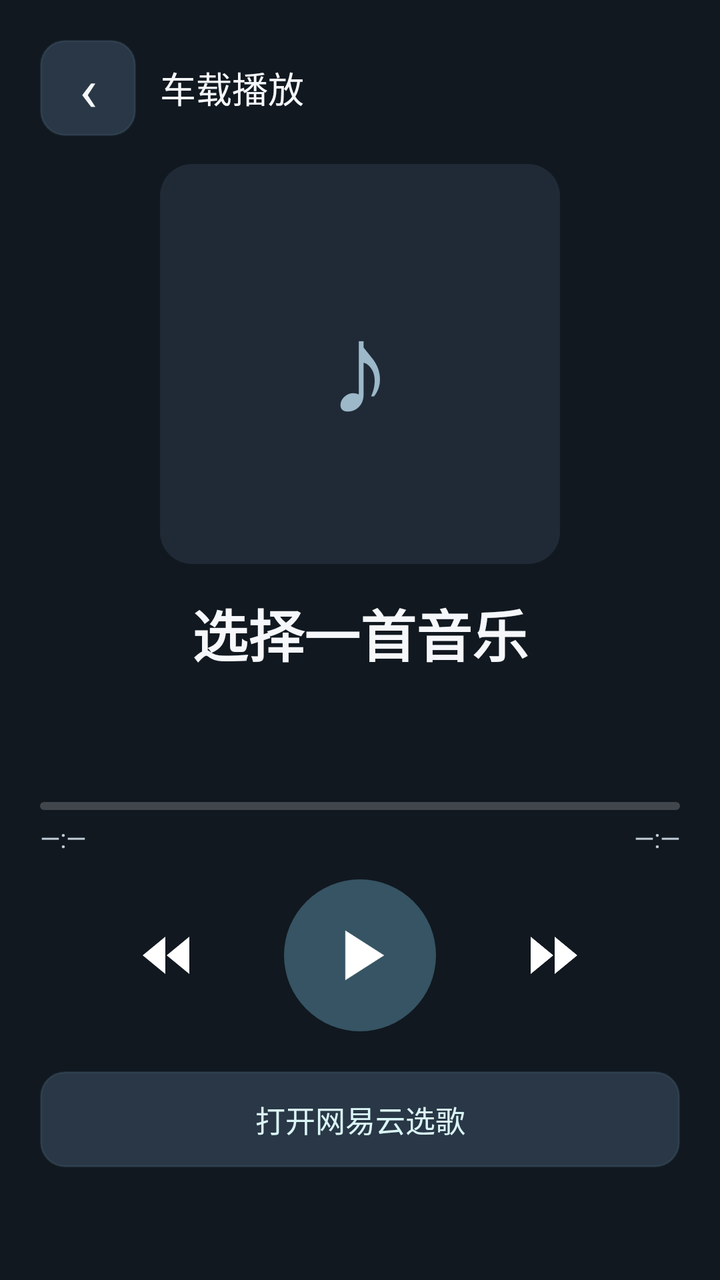
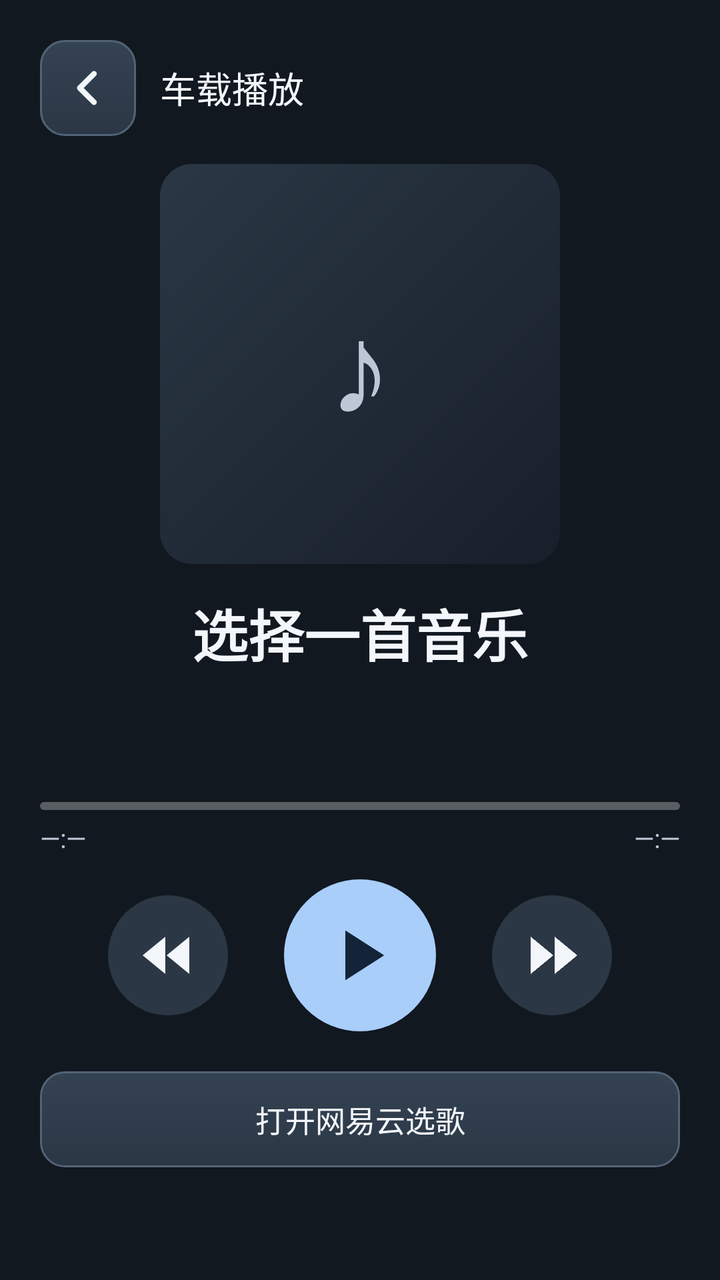

An Android layout rendered at two revisions. The XML below is the earlier revision; the diff shows what the commit changed to produce the second picture.
<!-- AndroidManifest.xml: activity theme Theme.CarPlaySender.Launcher -->
<!-- res/layout/activity_car_media.xml -->
<?xml version="1.0" encoding="utf-8"?>
<FrameLayout xmlns:android="http://schemas.android.com/apk/res/android" android:id="@+id/carMediaRoot" android:layout_width="match_parent" android:layout_height="match_parent" android:background="#FF111820">
    <ImageView android:id="@+id/carMediaBackdrop" android:layout_width="match_parent" android:layout_height="match_parent" android:scaleType="centerCrop" android:importantForAccessibility="no" />
    <View android:id="@+id/carMediaBackdropVeil" android:layout_width="match_parent" android:layout_height="match_parent" android:background="#D9111820" />
<ScrollView android:layout_width="match_parent" android:layout_height="match_parent" android:fillViewport="true">
    <LinearLayout android:layout_width="match_parent" android:layout_height="wrap_content" android:orientation="vertical" android:padding="20dp">
        <LinearLayout android:layout_width="match_parent" android:layout_height="48dp" android:gravity="center_vertical">
            <TextView android:id="@+id/carMediaBack" android:layout_width="48dp" android:layout_height="48dp" android:gravity="center" android:text="‹" android:textSize="30sp" android:textColor="#FFF5F7FA" android:contentDescription="返回首页" android:background="@drawable/bg_car_media_button" />
            <TextView android:id="@+id/carMediaSource" android:layout_width="0dp" android:layout_height="wrap_content" android:layout_weight="1" android:layout_marginStart="12dp" android:maxLines="1" android:ellipsize="end" android:text="车载播放" android:textSize="18sp" android:textColor="#FFF5F7FA" />
        </LinearLayout>
        <FrameLayout android:id="@+id/carMediaCoverFrame" android:layout_width="200dp" android:layout_height="200dp" android:layout_gravity="center_horizontal" android:layout_marginVertical="14dp" android:background="@drawable/bg_car_media_surface">
            <TextView android:layout_width="match_parent" android:layout_height="match_parent" android:gravity="center" android:text="♪" android:textSize="64sp" android:textColor="#FF9CB8C9" android:importantForAccessibility="no" />
            <ImageView android:id="@+id/carMediaCover" android:layout_width="match_parent" android:layout_height="match_parent" android:scaleType="centerCrop" android:importantForAccessibility="no" />
        </FrameLayout>
        <include layout="@layout/view_car_media_details" />
        <include layout="@layout/view_car_media_timeline" android:layout_width="match_parent" android:layout_height="wrap_content" android:layout_marginTop="12dp" />
        <include layout="@layout/view_car_media_controls" android:layout_width="match_parent" android:layout_height="76dp" android:layout_marginTop="12dp" />
        <TextView android:id="@+id/carMediaOpenOriginal" android:layout_width="match_parent" android:layout_height="48dp" android:layout_marginTop="20dp" android:gravity="center" android:text="打开网易云选歌" android:textSize="15sp" android:textColor="#FFDBF6F7" android:background="@drawable/bg_car_media_button" />
    </LinearLayout>
</ScrollView>
</FrameLayout>
<!-- res/layout/view_car_media_details.xml (included above) -->
<?xml version="1.0" encoding="utf-8"?>
<LinearLayout xmlns:android="http://schemas.android.com/apk/res/android" android:id="@+id/carMediaDetails"
    android:layout_width="match_parent" android:layout_height="wrap_content" android:orientation="vertical" android:gravity="center_vertical">
    <TextView android:id="@+id/carMediaTitle" android:layout_width="match_parent" android:layout_height="wrap_content" android:gravity="center" android:maxLines="2" android:ellipsize="end" android:text="选择一首音乐" android:textSize="28sp" android:textStyle="bold" android:textColor="#FFF5F7FA" />
    <TextView android:id="@+id/carMediaArtist" android:layout_width="match_parent" android:layout_height="wrap_content" android:layout_marginTop="4dp" android:gravity="center" android:maxLines="1" android:ellipsize="end" android:textSize="18sp" android:textColor="#FFC1CCD6" />
    <TextView android:id="@+id/carMediaStatus" android:layout_width="match_parent" android:layout_height="wrap_content" android:layout_marginTop="6dp" android:gravity="center" android:maxLines="2" android:ellipsize="end" android:textSize="13sp" android:textColor="#FF92B3C3" />
    <LinearLayout android:id="@+id/carMediaLyricsBlock" android:layout_width="match_parent" android:layout_height="wrap_content" android:layout_marginTop="14dp" android:orientation="vertical" android:visibility="gone">
        <TextView android:id="@+id/carMediaLyrics" android:layout_width="match_parent" android:layout_height="wrap_content" android:gravity="center" android:maxLines="3" android:ellipsize="end" android:includeFontPadding="false" android:lineSpacingExtra="2dp" android:textSize="34sp" android:textStyle="bold" android:textColor="#FFFFFFFF" />
        <TextView android:id="@+id/carMediaNextLyric" android:layout_width="match_parent" android:layout_height="wrap_content" android:layout_marginTop="4dp" android:gravity="center" android:maxLines="2" android:ellipsize="end" android:includeFontPadding="false" android:textSize="23sp" android:textColor="#FFE1EDF3" android:visibility="gone" />
    </LinearLayout>
</LinearLayout>
<!-- res/layout/view_car_media_timeline.xml (included above) -->
<?xml version="1.0" encoding="utf-8"?>
<LinearLayout xmlns:android="http://schemas.android.com/apk/res/android"
    android:layout_width="match_parent" android:layout_height="wrap_content" android:orientation="vertical">
    <TextView android:id="@+id/carMediaLyricsSource" android:layout_width="match_parent" android:layout_height="wrap_content" android:layout_marginBottom="4dp" android:gravity="center" android:maxLines="2" android:ellipsize="end" android:textSize="12sp" android:textColor="#FFB4C8D3" android:visibility="gone" />
    <ProgressBar android:id="@+id/carMediaProgress" style="?android:attr/progressBarStyleHorizontal" android:layout_width="match_parent" android:layout_height="4dp" android:max="1000" android:progressDrawable="@drawable/bg_media_progress" />
    <LinearLayout android:layout_width="match_parent" android:layout_height="wrap_content" android:layout_marginTop="5dp">
        <TextView android:id="@+id/carMediaElapsed" android:layout_width="0dp" android:layout_height="wrap_content" android:layout_weight="1" android:text="—:—" android:fontFeatureSettings="tnum" android:textSize="13sp" android:textColor="#FFC1CCD6" />
        <TextView android:id="@+id/carMediaDuration" android:layout_width="wrap_content" android:layout_height="wrap_content" android:text="—:—" android:fontFeatureSettings="tnum" android:textSize="13sp" android:textColor="#FFC1CCD6" />
    </LinearLayout>
</LinearLayout>
<!-- res/layout/view_car_media_controls.xml (included above) -->
<?xml version="1.0" encoding="utf-8"?>
<LinearLayout xmlns:android="http://schemas.android.com/apk/res/android" android:id="@+id/carMediaControls"
    android:layout_width="match_parent" android:layout_height="76dp" android:gravity="center">
    <ImageView android:id="@+id/carMediaPrevious" android:layout_width="60dp" android:layout_height="60dp" android:padding="14dp" android:src="@drawable/ic_media_prev" android:contentDescription="上一首" android:background="?android:attr/selectableItemBackgroundBorderless" />
    <ImageView android:id="@+id/carMediaPlayPause" android:layout_width="76dp" android:layout_height="76dp" android:layout_marginHorizontal="28dp" android:padding="16dp" android:src="@drawable/ic_media_play" android:contentDescription="播放或暂停" android:background="@drawable/bg_car_media_play" />
    <ImageView android:id="@+id/carMediaNext" android:layout_width="60dp" android:layout_height="60dp" android:padding="14dp" android:src="@drawable/ic_media_next" android:contentDescription="下一首" android:background="?android:attr/selectableItemBackgroundBorderless" />
</LinearLayout>
<!-- resources referenced by this layout -->
<resources>
  <!-- drawable bg_car_media_button (drawable) -->
  <?xml version="1.0" encoding="utf-8"?>
  <ripple xmlns:android="http://schemas.android.com/apk/res/android" android:color="#3390DFE6">
      <item>
          <shape android:shape="rectangle">
              <solid android:color="#FF293746" />
              <corners android:radius="12dp" />
              <stroke android:width="1dp" android:color="#335F8296" />
          </shape>
      </item>
  </ripple>
  <!-- drawable bg_car_media_play (drawable) -->
  <?xml version="1.0" encoding="utf-8"?>
  <ripple xmlns:android="http://schemas.android.com/apk/res/android" android:color="#6690DFE6">
      <item>
          <shape android:shape="oval">
              <solid android:color="#FF365463" />
          </shape>
      </item>
  </ripple>
  <!-- drawable bg_car_media_surface (drawable) -->
  <?xml version="1.0" encoding="utf-8"?>
  <shape xmlns:android="http://schemas.android.com/apk/res/android" android:shape="rectangle">
      <solid android:color="#FF202A37" />
      <corners android:radius="16dp" />
  </shape>
  <!-- drawable bg_media_progress (drawable) -->
  <?xml version="1.0" encoding="utf-8"?>
  <layer-list xmlns:android="http://schemas.android.com/apk/res/android">
      <item android:id="@android:id/background">
          <shape>
              <corners android:radius="2dp" />
              <solid android:color="#33FFFFFF" />
          </shape>
      </item>
      <item android:id="@android:id/progress">
          <clip>
              <shape>
                  <corners android:radius="2dp" />
                  <solid android:color="#FFF5F5F7" />
              </shape>
          </clip>
      </item>
  </layer-list>
  <!-- drawable ic_media_next (drawable) -->
  <?xml version="1.0" encoding="utf-8"?>
  <vector xmlns:android="http://schemas.android.com/apk/res/android"
      android:width="24dp"
      android:height="24dp"
      android:viewportWidth="24"
      android:viewportHeight="24">
      <path
          android:fillColor="#FFFFFFFF"
          android:pathData="M4,5 L12.5,12 L4,19 Z M13,5 L21.5,12 L13,19 Z" />
  </vector>
  <!-- drawable ic_media_play (drawable) -->
  <?xml version="1.0" encoding="utf-8"?>
  <vector xmlns:android="http://schemas.android.com/apk/res/android"
      android:width="24dp"
      android:height="24dp"
      android:viewportWidth="24"
      android:viewportHeight="24">
      <path
          android:fillColor="#FFFFFFFF"
          android:pathData="M8,5.2 L18.6,12 L8,18.8 Z" />
  </vector>
  <!-- unchanged entries left out for length: 2 -->
</resources>

<!-- the commit's change to res/layout/activity_car_media.xml (unified diff, before → after) -->
@@ -1,21 +1,21 @@
 <?xml version="1.0" encoding="utf-8"?>
-<FrameLayout xmlns:android="http://schemas.android.com/apk/res/android" android:id="@+id/carMediaRoot" android:layout_width="match_parent" android:layout_height="match_parent" android:background="#FF111820">
+<FrameLayout xmlns:android="http://schemas.android.com/apk/res/android" xmlns:app="http://schemas.android.com/apk/res-auto" android:id="@+id/carMediaRoot" android:layout_width="match_parent" android:layout_height="match_parent" android:background="#FF111820">
     <ImageView android:id="@+id/carMediaBackdrop" android:layout_width="match_parent" android:layout_height="match_parent" android:scaleType="centerCrop" android:importantForAccessibility="no" />
     <View android:id="@+id/carMediaBackdropVeil" android:layout_width="match_parent" android:layout_height="match_parent" android:background="#D9111820" />
 <ScrollView android:layout_width="match_parent" android:layout_height="match_parent" android:fillViewport="true">
     <LinearLayout android:layout_width="match_parent" android:layout_height="wrap_content" android:orientation="vertical" android:padding="20dp">
         <LinearLayout android:layout_width="match_parent" android:layout_height="48dp" android:gravity="center_vertical">
-            <TextView android:id="@+id/carMediaBack" android:layout_width="48dp" android:layout_height="48dp" android:gravity="center" android:text="‹" android:textSize="30sp" android:textColor="#FFF5F7FA" android:contentDescription="返回首页" android:background="@drawable/bg_car_media_button" />
-            <TextView android:id="@+id/carMediaSource" android:layout_width="0dp" android:layout_height="wrap_content" android:layout_weight="1" android:layout_marginStart="12dp" android:maxLines="1" android:ellipsize="end" android:text="车载播放" android:textSize="18sp" android:textColor="#FFF5F7FA" />
+            <ImageView android:id="@+id/carMediaBack" android:layout_width="48dp" android:layout_height="48dp" android:src="@drawable/ic_chevron_left" android:scaleType="fitCenter" android:padding="13dp" app:tint="@color/car_text" android:contentDescription="返回首页" android:background="@drawable/bg_car_media_button" />
+            <TextView android:id="@+id/carMediaSource" android:layout_width="0dp" android:layout_height="wrap_content" android:layout_weight="1" android:layout_marginStart="12dp" android:maxLines="1" android:ellipsize="end" android:text="车载播放" android:textSize="18sp" android:textColor="@color/car_text" />
         </LinearLayout>
         <FrameLayout android:id="@+id/carMediaCoverFrame" android:layout_width="200dp" android:layout_height="200dp" android:layout_gravity="center_horizontal" android:layout_marginVertical="14dp" android:background="@drawable/bg_car_media_surface">
-            <TextView android:layout_width="match_parent" android:layout_height="match_parent" android:gravity="center" android:text="♪" android:textSize="64sp" android:textColor="#FF9CB8C9" android:importantForAccessibility="no" />
+            <TextView android:layout_width="match_parent" android:layout_height="match_parent" android:gravity="center" android:text="♪" android:textSize="64sp" android:textColor="@color/car_text_muted" android:importantForAccessibility="no" />
             <ImageView android:id="@+id/carMediaCover" android:layout_width="match_parent" android:layout_height="match_parent" android:scaleType="centerCrop" android:importantForAccessibility="no" />
         </FrameLayout>
         <include layout="@layout/view_car_media_details" />
         <include layout="@layout/view_car_media_timeline" android:layout_width="match_parent" android:layout_height="wrap_content" android:layout_marginTop="12dp" />
         <include layout="@layout/view_car_media_controls" android:layout_width="match_parent" android:layout_height="76dp" android:layout_marginTop="12dp" />
-        <TextView android:id="@+id/carMediaOpenOriginal" android:layout_width="match_parent" android:layout_height="48dp" android:layout_marginTop="20dp" android:gravity="center" android:text="打开网易云选歌" android:textSize="15sp" android:textColor="#FFDBF6F7" android:background="@drawable/bg_car_media_button" />
+        <TextView android:id="@+id/carMediaOpenOriginal" android:layout_width="match_parent" android:layout_height="48dp" android:layout_marginTop="20dp" android:gravity="center" android:text="打开网易云选歌" android:textSize="15sp" android:fontFamily="sans-serif-medium" android:textColor="@color/car_text" android:background="@drawable/bg_car_media_button" />
     </LinearLayout>
 </ScrollView>
 </FrameLayout>
@@ -23,30 +23,30 @@
 <?xml version="1.0" encoding="utf-8"?>
 <LinearLayout xmlns:android="http://schemas.android.com/apk/res/android" android:id="@+id/carMediaDetails"
     android:layout_width="match_parent" android:layout_height="wrap_content" android:orientation="vertical" android:gravity="center_vertical">
-    <TextView android:id="@+id/carMediaTitle" android:layout_width="match_parent" android:layout_height="wrap_content" android:gravity="center" android:maxLines="2" android:ellipsize="end" android:text="选择一首音乐" android:textSize="28sp" android:textStyle="bold" android:textColor="#FFF5F7FA" />
-    <TextView android:id="@+id/carMediaArtist" android:layout_width="match_parent" android:layout_height="wrap_content" android:layout_marginTop="4dp" android:gravity="center" android:maxLines="1" android:ellipsize="end" android:textSize="18sp" android:textColor="#FFC1CCD6" />
-    <TextView android:id="@+id/carMediaStatus" android:layout_width="match_parent" android:layout_height="wrap_content" android:layout_marginTop="6dp" android:gravity="center" android:maxLines="2" android:ellipsize="end" android:textSize="13sp" android:textColor="#FF92B3C3" />
+    <TextView android:id="@+id/carMediaTitle" android:layout_width="match_parent" android:layout_height="wrap_content" android:gravity="center" android:maxLines="2" android:ellipsize="end" android:text="选择一首音乐" android:textSize="28sp" android:textStyle="bold" android:textColor="@color/car_text" />
+    <TextView android:id="@+id/carMediaArtist" android:layout_width="match_parent" android:layout_height="wrap_content" android:layout_marginTop="4dp" android:gravity="center" android:maxLines="1" android:ellipsize="end" android:textSize="18sp" android:textColor="@color/car_text_muted" />
+    <TextView android:id="@+id/carMediaStatus" android:layout_width="match_parent" android:layout_height="wrap_content" android:layout_marginTop="6dp" android:gravity="center" android:maxLines="2" android:ellipsize="end" android:textSize="13sp" android:textColor="@color/car_text_muted" />
     <LinearLayout android:id="@+id/carMediaLyricsBlock" android:layout_width="match_parent" android:layout_height="wrap_content" android:layout_marginTop="14dp" android:orientation="vertical" android:visibility="gone">
         <TextView android:id="@+id/carMediaLyrics" android:layout_width="match_parent" android:layout_height="wrap_content" android:gravity="center" android:maxLines="3" android:ellipsize="end" android:includeFontPadding="false" android:lineSpacingExtra="2dp" android:textSize="34sp" android:textStyle="bold" android:textColor="#FFFFFFFF" />
-        <TextView android:id="@+id/carMediaNextLyric" android:layout_width="match_parent" android:layout_height="wrap_content" android:layout_marginTop="4dp" android:gravity="center" android:maxLines="2" android:ellipsize="end" android:includeFontPadding="false" android:textSize="23sp" android:textColor="#FFE1EDF3" android:visibility="gone" />
+        <TextView android:id="@+id/carMediaNextLyric" android:layout_width="match_parent" android:layout_height="wrap_content" android:layout_marginTop="4dp" android:gravity="center" android:maxLines="2" android:ellipsize="end" android:includeFontPadding="false" android:textSize="23sp" android:textColor="@color/car_text_muted" android:visibility="gone" />
     </LinearLayout>
 </LinearLayout>
 <!-- res/layout/view_car_media_timeline.xml (included above) -->
 <?xml version="1.0" encoding="utf-8"?>
 <LinearLayout xmlns:android="http://schemas.android.com/apk/res/android"
     android:layout_width="match_parent" android:layout_height="wrap_content" android:orientation="vertical">
-    <TextView android:id="@+id/carMediaLyricsSource" android:layout_width="match_parent" android:layout_height="wrap_content" android:layout_marginBottom="4dp" android:gravity="center" android:maxLines="2" android:ellipsize="end" android:textSize="12sp" android:textColor="#FFB4C8D3" android:visibility="gone" />
-    <ProgressBar android:id="@+id/carMediaProgress" style="?android:attr/progressBarStyleHorizontal" android:layout_width="match_parent" android:layout_height="4dp" android:max="1000" android:progressDrawable="@drawable/bg_media_progress" />
+    <TextView android:id="@+id/carMediaLyricsSource" android:layout_width="match_parent" android:layout_height="wrap_content" android:layout_marginBottom="4dp" android:gravity="center" android:maxLines="2" android:ellipsize="end" android:textSize="12sp" android:textColor="@color/car_text_muted" android:visibility="gone" />
+    <ProgressBar android:id="@+id/carMediaProgress" style="?android:attr/progressBarStyleHorizontal" android:layout_width="match_parent" android:layout_height="4dp" android:max="1000" android:progressDrawable="@drawable/bg_media_progress" android:progressTint="@color/car_accent" />
     <LinearLayout android:layout_width="match_parent" android:layout_height="wrap_content" android:layout_marginTop="5dp">
-        <TextView android:id="@+id/carMediaElapsed" android:layout_width="0dp" android:layout_height="wrap_content" android:layout_weight="1" android:text="—:—" android:fontFeatureSettings="tnum" android:textSize="13sp" android:textColor="#FFC1CCD6" />
-        <TextView android:id="@+id/carMediaDuration" android:layout_width="wrap_content" android:layout_height="wrap_content" android:text="—:—" android:fontFeatureSettings="tnum" android:textSize="13sp" android:textColor="#FFC1CCD6" />
+        <TextView android:id="@+id/carMediaElapsed" android:layout_width="0dp" android:layout_height="wrap_content" android:layout_weight="1" android:text="—:—" android:fontFeatureSettings="tnum" android:textSize="13sp" android:textColor="@color/car_text_muted" />
+        <TextView android:id="@+id/carMediaDuration" android:layout_width="wrap_content" android:layout_height="wrap_content" android:text="—:—" android:fontFeatureSettings="tnum" android:textSize="13sp" android:textColor="@color/car_text_muted" />
     </LinearLayout>
 </LinearLayout>
 <!-- res/layout/view_car_media_controls.xml (included above) -->
 <?xml version="1.0" encoding="utf-8"?>
-<LinearLayout xmlns:android="http://schemas.android.com/apk/res/android" android:id="@+id/carMediaControls"
+<LinearLayout xmlns:android="http://schemas.android.com/apk/res/android" xmlns:app="http://schemas.android.com/apk/res-auto" android:id="@+id/carMediaControls"
     android:layout_width="match_parent" android:layout_height="76dp" android:gravity="center">
-    <ImageView android:id="@+id/carMediaPrevious" android:layout_width="60dp" android:layout_height="60dp" android:padding="14dp" android:src="@drawable/ic_media_prev" android:contentDescription="上一首" android:background="?android:attr/selectableItemBackgroundBorderless" />
-    <ImageView android:id="@+id/carMediaPlayPause" android:layout_width="76dp" android:layout_height="76dp" android:layout_marginHorizontal="28dp" android:padding="16dp" android:src="@drawable/ic_media_play" android:contentDescription="播放或暂停" android:background="@drawable/bg_car_media_play" />
-    <ImageView android:id="@+id/carMediaNext" android:layout_width="60dp" android:layout_height="60dp" android:padding="14dp" android:src="@drawable/ic_media_next" android:contentDescription="下一首" android:background="?android:attr/selectableItemBackgroundBorderless" />
+    <ImageView android:id="@+id/carMediaPrevious" android:layout_width="60dp" android:layout_height="60dp" android:padding="14dp" android:src="@drawable/ic_media_prev" app:tint="@color/car_text" android:contentDescription="上一首" android:background="@drawable/bg_car_media_skip" />
+    <ImageView android:id="@+id/carMediaPlayPause" android:layout_width="76dp" android:layout_height="76dp" android:layout_marginHorizontal="28dp" android:padding="16dp" android:src="@drawable/ic_media_play" app:tint="@color/car_on_accent" android:contentDescription="播放或暂停" android:background="@drawable/bg_car_media_play" />
+    <ImageView android:id="@+id/carMediaNext" android:layout_width="60dp" android:layout_height="60dp" android:padding="14dp" android:src="@drawable/ic_media_next" app:tint="@color/car_text" android:contentDescription="下一首" android:background="@drawable/bg_car_media_skip" />
 </LinearLayout>
<!-- resource entries referenced after the edit -->
@@ -1,29 +1,42 @@
 <!-- resources referenced by this layout -->
 <resources>
+  <color name="car_accent">#A9CEFA</color>
+  <color name="car_on_accent">#132438</color>
+  <color name="car_text">#F3F6FA</color>
+  <color name="car_text_muted">#BCC8D5</color>
   <!-- drawable bg_car_media_button (drawable) -->
   <?xml version="1.0" encoding="utf-8"?>
-  <ripple xmlns:android="http://schemas.android.com/apk/res/android" android:color="#3390DFE6">
+  <ripple xmlns:android="http://schemas.android.com/apk/res/android" android:color="@color/car_control_ripple">
       <item>
           <shape android:shape="rectangle">
-              <solid android:color="#FF293746" />
+              <gradient android:angle="270" android:startColor="#344252" android:endColor="@color/car_control" />
               <corners android:radius="12dp" />
-              <stroke android:width="1dp" android:color="#335F8296" />
+              <stroke android:width="1dp" android:color="@color/car_outline" />
           </shape>
       </item>
   </ripple>
   <!-- drawable bg_car_media_play (drawable) -->
   <?xml version="1.0" encoding="utf-8"?>
-  <ripple xmlns:android="http://schemas.android.com/apk/res/android" android:color="#6690DFE6">
+  <ripple xmlns:android="http://schemas.android.com/apk/res/android" android:color="#400B2038">
       <item>
           <shape android:shape="oval">
-              <solid android:color="#FF365463" />
+              <solid android:color="@color/car_accent" />
+          </shape>
+      </item>
+  </ripple>
+  <!-- drawable bg_car_media_skip (drawable) -->
+  <?xml version="1.0" encoding="utf-8"?>
+  <ripple xmlns:android="http://schemas.android.com/apk/res/android" android:color="@color/car_control_ripple">
+      <item>
+          <shape android:shape="oval">
+              <solid android:color="@color/car_control" />
           </shape>
       </item>
   </ripple>
   <!-- drawable bg_car_media_surface (drawable) -->
   <?xml version="1.0" encoding="utf-8"?>
   <shape xmlns:android="http://schemas.android.com/apk/res/android" android:shape="rectangle">
-      <solid android:color="#FF202A37" />
+      <gradient android:angle="315" android:startColor="@color/car_control" android:endColor="@color/car_surface" />
       <corners android:radius="16dp" />
   </shape>
   <!-- drawable bg_media_progress (drawable) -->
@@ -32,18 +45,33 @@
       <item android:id="@android:id/background">
           <shape>
               <corners android:radius="2dp" />
-              <solid android:color="#33FFFFFF" />
+              <solid android:color="#4DFFFFFF" />
           </shape>
       </item>
       <item android:id="@android:id/progress">
           <clip>
               <shape>
                   <corners android:radius="2dp" />
-                  <solid android:color="#FFF5F5F7" />
+                  <solid android:color="@color/car_accent" />
               </shape>
           </clip>
       </item>
   </layer-list>
+  <!-- drawable ic_chevron_left (drawable) -->
+  <?xml version="1.0" encoding="utf-8"?>
+  <vector xmlns:android="http://schemas.android.com/apk/res/android"
+      android:width="12dp"
+      android:height="12dp"
+      android:viewportWidth="16"
+      android:viewportHeight="16">
+      <path
+          android:pathData="M10.2,2.8 L5,8 L10.2,13.2"
+          android:strokeColor="@color/car_accent"
+          android:strokeWidth="2"
+          android:strokeLineCap="round"
+          android:strokeLineJoin="round"
+          android:fillColor="#00000000" />
+  </vector>
   <!-- drawable ic_media_next (drawable) -->
   <?xml version="1.0" encoding="utf-8"?>
   <vector xmlns:android="http://schemas.android.com/apk/res/android"
@@ -66,6 +94,10 @@
           android:fillColor="#FFFFFFFF"
           android:pathData="M8,5.2 L18.6,12 L8,18.8 Z" />
   </vector>
+  <color name="car_control_ripple">#33D7E8FF</color>
+  <color name="car_control">#2B3745</color>
+  <color name="car_outline">#536376</color>
+  <color name="car_surface">#171F2A</color>
   <!-- unchanged entries left out for length: 2 -->
 </resources>
 
